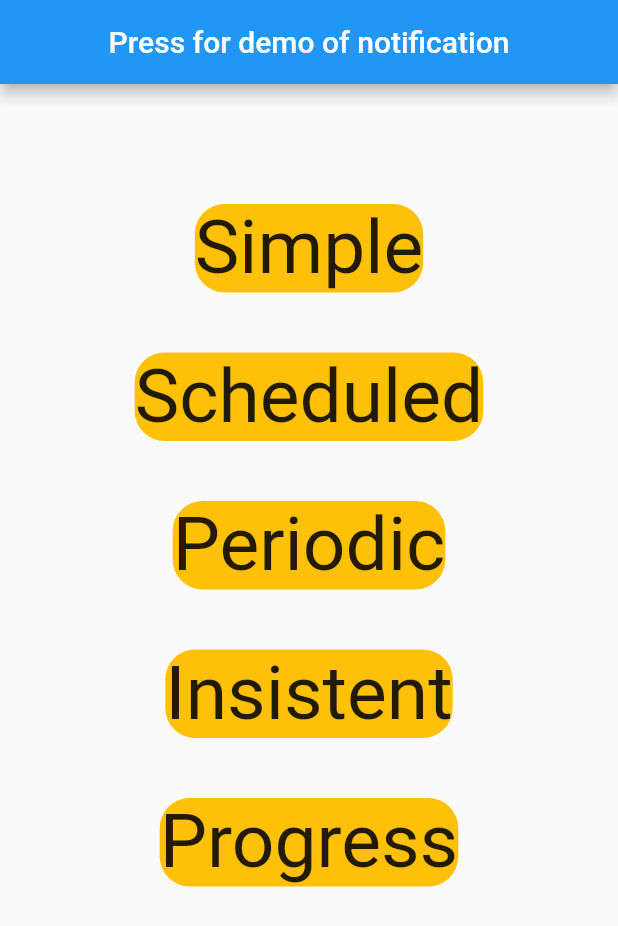
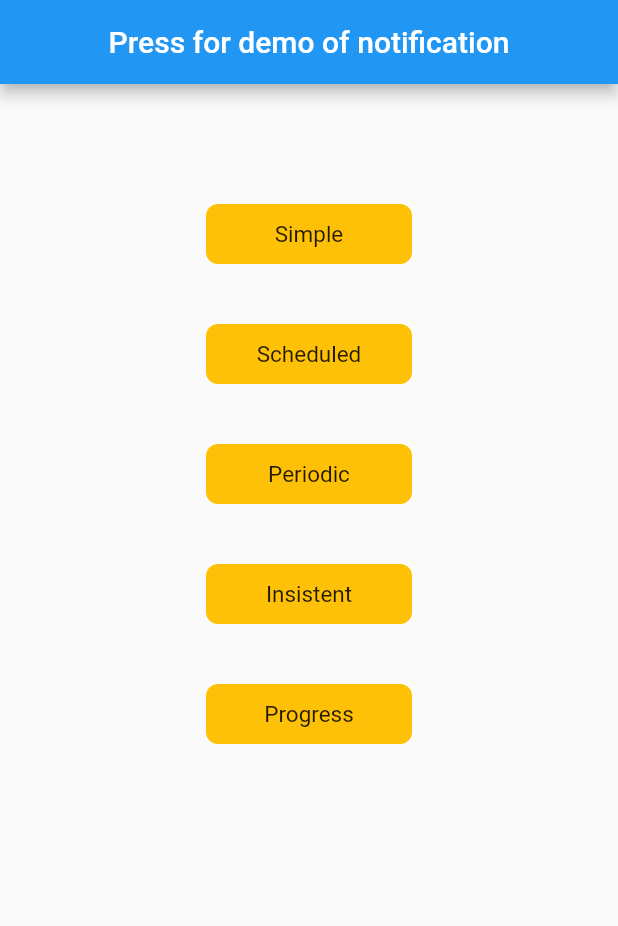
Before and after one commit to nehmajmudar/local_notifications, a Flutter app: the screen it shows after launch, on a phone screen of 412 x 824 dp. Shown: the top 926 px of the screen. Run offline on Flutter 3.47's test engine with Material 2 defaults, Android fonts, the phone set to English and light mode, and no system bars; our stand-ins replace flutter_local_notifications, timezone.

Commit message:
Updated the code.

```diff
--- a/lib/screens/destination_screen.dart
+++ b/lib/screens/destination_screen.dart
@@ -12,7 +12,7 @@ class _DestinationScreenState extends State<DestinationScreen> {
   Widget build(BuildContext context) {
     return const Scaffold(
       body: Center(
-        child: Text("Destination screen",style: TextStyle(fontSize: 50),),
+        child: Text("Destination screen",style: TextStyle(fontSize: 15),),
       ),
     );
   }
--- a/lib/screens/home_screen.dart
+++ b/lib/screens/home_screen.dart
@@ -132,14 +132,17 @@ class _HomeScreenState extends State<HomeScreen> {
                   print("SImple button pressed later");
                 },
                 child: Container(
+                  height: 40,
+                  width: MediaQuery.of(context).size.width/3,
+                  alignment: Alignment.center,
                   margin: const EdgeInsets.only(top: 80),
-                  child: const Text("Simple",style: TextStyle(fontSize: 50)),
+                  child: const Text("Simple",style: TextStyle(fontSize: 15)),
                   decoration: isSelected?const BoxDecoration(
                     color: Colors.red,
-                    borderRadius: BorderRadius.all(Radius.circular(20))
+                    borderRadius: BorderRadius.all(Radius.circular(8))
                   ):const BoxDecoration(
                       color: Colors.amber,
-                      borderRadius: BorderRadius.all(Radius.circular(20))
+                      borderRadius: BorderRadius.all(Radius.circular(8))
                   ),
                 ),
               ),
@@ -153,14 +156,17 @@ class _HomeScreenState extends State<HomeScreen> {
                   print("Scheduled notification button pressed later");
                 },
                 child: Container(
+                  height: 40,
+                  width: MediaQuery.of(context).size.width/3,
+                  alignment: Alignment.center,
                   margin: const EdgeInsets.only(top: 40),
-                  child: const Text("Scheduled",style: TextStyle(fontSize: 50)),
+                  child: const Text("Scheduled",style: TextStyle(fontSize: 15)),
                   decoration: isSimpleSelected?const BoxDecoration(
                       color: Colors.red,
-                      borderRadius: BorderRadius.all(Radius.circular(20))
+                      borderRadius: BorderRadius.all(Radius.circular(8))
                   ):const BoxDecoration(
                       color: Colors.amber,
-                      borderRadius: BorderRadius.all(Radius.circular(20))
+                      borderRadius: BorderRadius.all(Radius.circular(8))
                   ),
                 ),
               ),
@@ -174,14 +180,17 @@ class _HomeScreenState extends State<HomeScreen> {
                   print("Period notification button pressed later");
                 },
                 child: Container(
+                  height: 40,
+                  width: MediaQuery.of(context).size.width/3,
+                  alignment: Alignment.center,
                   margin: const EdgeInsets.only(top: 40),
-                  child: const Text("Periodic",style: TextStyle(fontSize: 50)),
+                  child: const Text("Periodic",style: TextStyle(fontSize: 15)),
                   decoration: isPeriodSelected?const BoxDecoration(
                       color: Colors.red,
-                      borderRadius: BorderRadius.all(Radius.circular(20))
+                      borderRadius: BorderRadius.all(Radius.circular(8))
                   ):const BoxDecoration(
                       color: Colors.amber,
-                      borderRadius: BorderRadius.all(Radius.circular(20))
+                      borderRadius: BorderRadius.all(Radius.circular(8))
                   ),
                 ),
               ),
@@ -195,14 +204,17 @@ class _HomeScreenState extends State<HomeScreen> {
                   print("Period notification button pressed later");
                 },
                 child: Container(
+                  height: 40,
+                  width: MediaQuery.of(context).size.width/3,
+                  alignment: Alignment.center,
                   margin: const EdgeInsets.only(top: 40),
-                  child: const Text("Insistent",style: TextStyle(fontSize: 50)),
+                  child: const Text("Insistent",style: TextStyle(fontSize: 15)),
                   decoration: isInsistent?const BoxDecoration(
                       color: Colors.red,
-                      borderRadius: BorderRadius.all(Radius.circular(20))
+                      borderRadius: BorderRadius.all(Radius.circular(8))
                   ):const BoxDecoration(
                       color: Colors.amber,
-                      borderRadius: BorderRadius.all(Radius.circular(20))
+                      borderRadius: BorderRadius.all(Radius.circular(8))
                   ),
                 ),
               ),
@@ -216,14 +228,17 @@ class _HomeScreenState extends State<HomeScreen> {
                   print("Progress notification button pressed later");
                 },
                 child: Container(
+                  height: 40,
+                  width: MediaQuery.of(context).size.width/3,
+                  alignment: Alignment.center,
                   margin: const EdgeInsets.only(top: 40),
-                  child: const Text("Progress",style: TextStyle(fontSize: 50)),
+                  child: const Text("Progress",style: TextStyle(fontSize: 15)),
                   decoration: didProgress?const BoxDecoration(
                       color: Colors.red,
-                      borderRadius: BorderRadius.all(Radius.circular(20))
+                      borderRadius: BorderRadius.all(Radius.circular(8))
                   ):const BoxDecoration(
                       color: Colors.amber,
-                      borderRadius: BorderRadius.all(Radius.circular(20))
+                      borderRadius: BorderRadius.all(Radius.circular(8))
                   ),
                 ),
               ),
```
